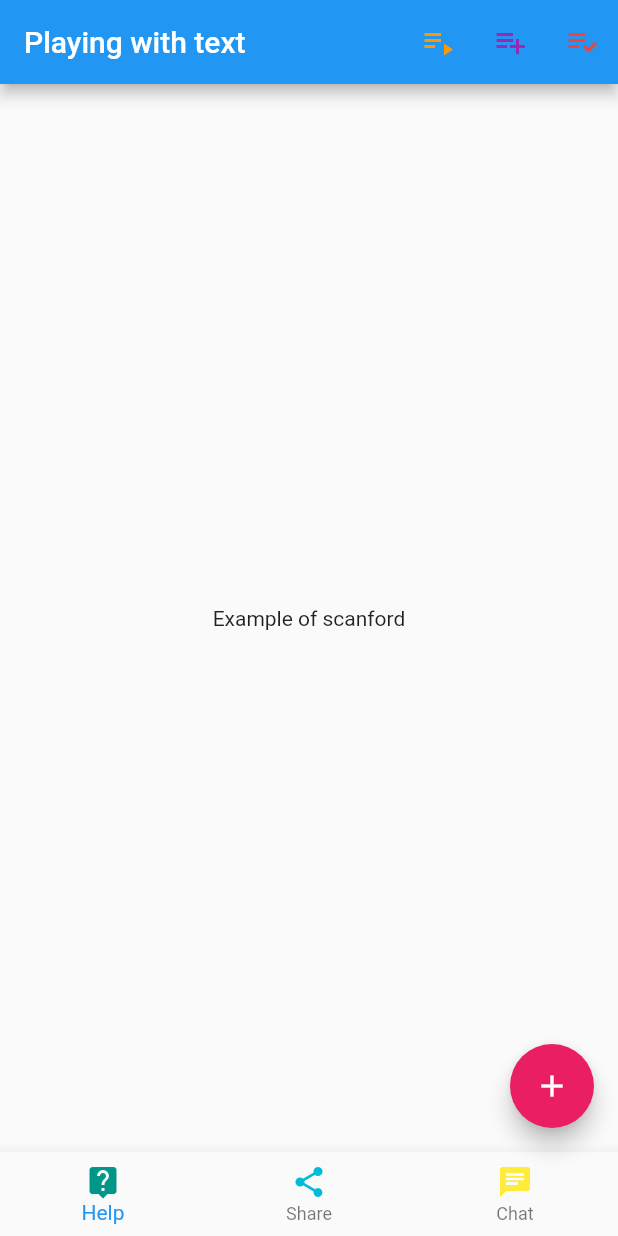
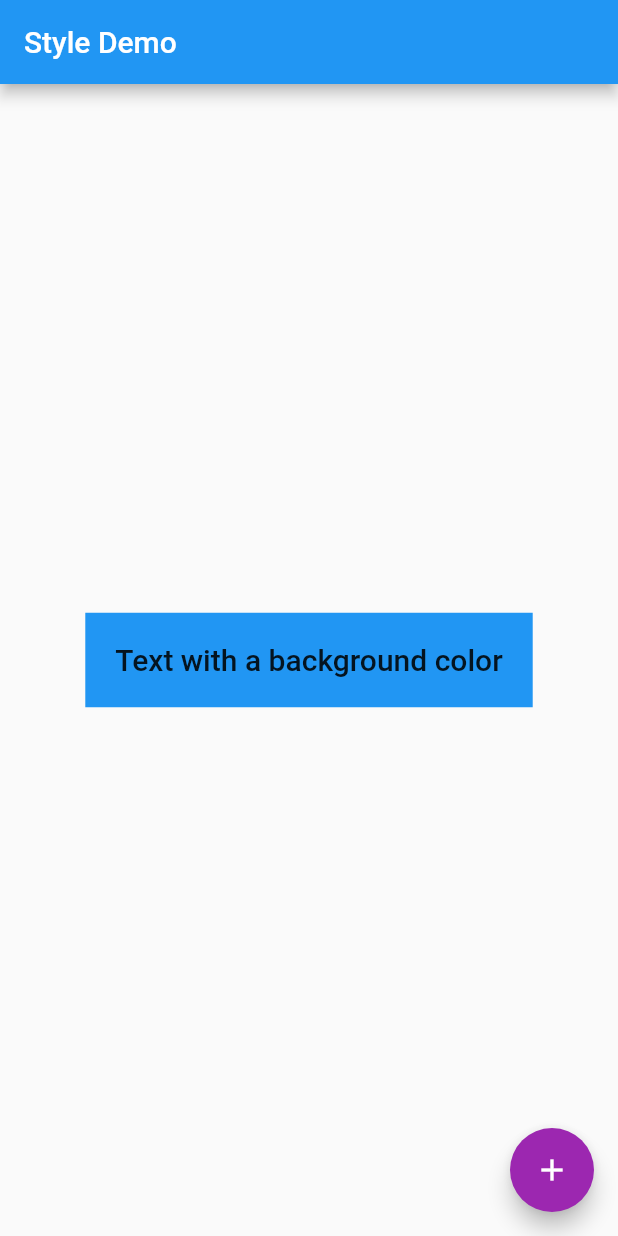
Before and after one commit to Iamsdt/playing_with_flutter, a Flutter app: the screen it shows after launch, on a phone screen of 412 x 824 dp. Run offline on Flutter 3.47's test engine with Material 2 defaults, Android fonts, the light colour scheme and no system bars.

Commit message:
Style
Took 35 minutes

```diff
--- /dev/null
+++ b/lib/design/StyleDemo.dart
@@ -0,0 +1,66 @@
+import 'package:flutter/material.dart';
+import 'package:playing_with_flutter/utils.dart';
+
+class StyleDemo extends StatelessWidget {
+  @override
+  Widget build(BuildContext context) {
+    return MaterialApp(
+      title: "Playing with Style",
+      theme: ThemeData(
+        backgroundColor: Colors.grey,
+        brightness: Brightness.light,
+        primaryColor: Colors.blue,
+        primaryColorDark: Colors.indigo,
+        accentColor: Colors.cyan[600],
+      ),
+      home: Scaffold(
+        appBar: AppBar(
+          title: Text("Style Demo"),
+        ),
+        body: Center(
+          child: Container(
+            color: Theme.of(context).accentColor,
+            child: Padding(
+              padding: EdgeInsets.all(20.0),
+              child: Text(
+                'Text with a background color',
+                style: Theme.of(context).textTheme.title,
+              ),
+            )
+          ),
+        ),
+        floatingActionButton: Theme(
+          data: Theme.of(context).copyWith(accentColor: Colors.purple),
+          child: FloatingActionButton(
+            onPressed: null,
+            child: Icon(Icons.add),
+          ),
+        ),
+      )
+    );
+  }
+
+  //example of an unique theme
+  createTheme() {
+    return Theme(
+      data: ThemeData(
+        backgroundColor: Colors.grey,
+        brightness: Brightness.dark,
+        primaryColor: Colors.blue,
+        primaryColorDark: Colors.indigo,
+        accentColor: Colors.cyan[600],
+      ),
+      child: FloatingActionButton(
+        child: Icon(Icons.add),
+        onPressed: null,
+      ),
+    );
+  }
+
+  //Extending of current theme
+  extendTheme(BuildContext context) {
+    return Theme(
+        data: Theme.of(context).copyWith(accentColor: Colors.pink),
+        child: FloatingActionButton(onPressed: null, child: Icon(Icons.add)));
+  }
+}
--- a/lib/main.dart
+++ b/lib/main.dart
@@ -1,7 +1,10 @@
 import 'package:flutter/material.dart';
+import 'package:playing_with_flutter/design/StyleDemo.dart';
 import 'package:playing_with_flutter/text/TextDemo.dart';
 import 'package:playing_with_flutter/text/TextInput.dart';
 
 //void main() => runApp(new TextDemo());
 
-void main() => runApp(new TextInput());
+//void main() => runApp(new TextInput());
+
+void main() => runApp(new StyleDemo());
```
Also changed, not shown: lib/utils.dart (added, +16 -0 lines).
